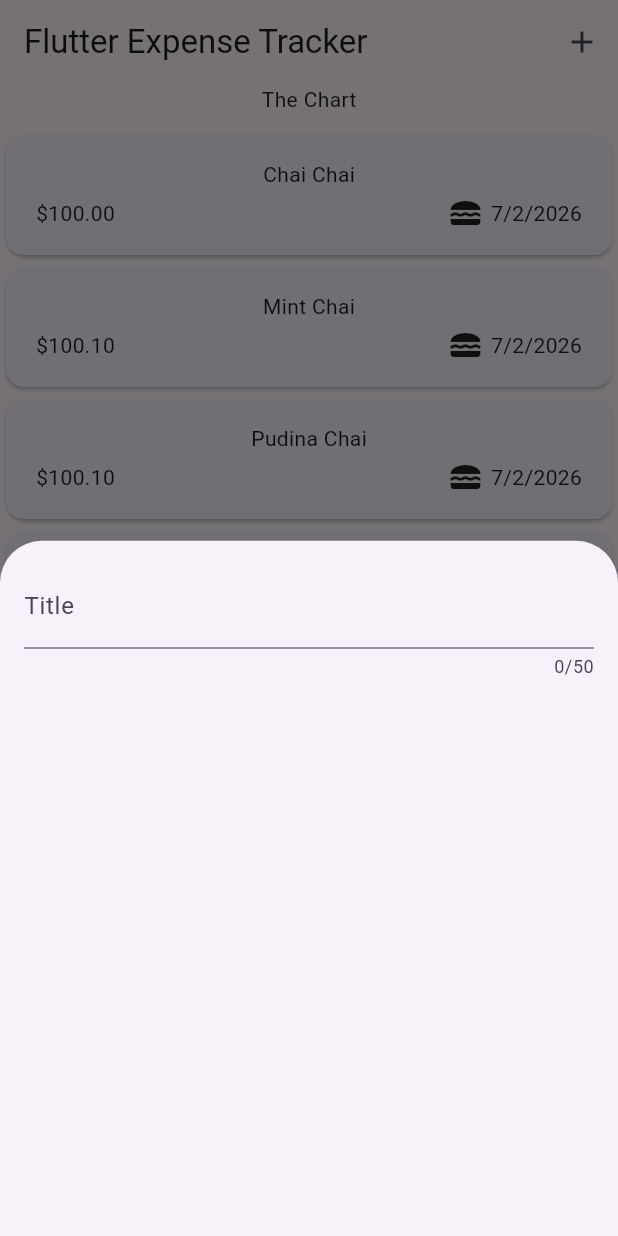
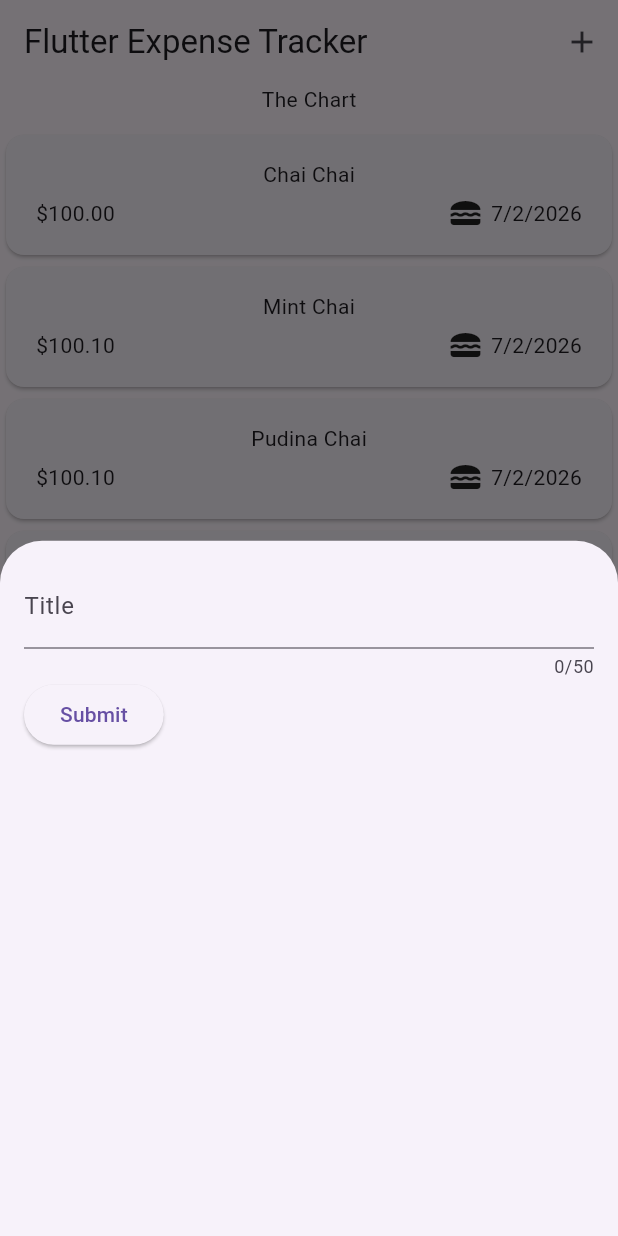
Before and after one commit to DeepSarkar1221/flutter_section5, a Flutter app: the screen it shows after launch, after a tap on the "add" icon, on a phone screen of 412 x 824 dp. Run offline on Flutter 3.47's test engine with Material 3 defaults, Android fonts, the phone set to English and light mode, and no system bars.

Commit message:
add a submit button

```diff
--- a/lib/new_expense.dart
+++ b/lib/new_expense.dart
@@ -1,33 +1,40 @@
-
-
 import 'package:flutter/material.dart';
 
-class NewExpense extends StatefulWidget{
+class NewExpense extends StatefulWidget {
   const NewExpense({super.key});
 
   @override
   State<NewExpense> createState() {
     return _NewExpensesState();
   }
-
-
 }
 
-class _NewExpensesState extends State<NewExpense>{
+class _NewExpensesState extends State<NewExpense> {
+  var _enteredTitle = '';
+  void _newInputText(String input) {
+    _enteredTitle = input;
+  }
+
   @override
   Widget build(BuildContext context) {
-    return Padding(padding: const EdgeInsets.all(16),
-      child: Column(children: [
+    return Padding(
+      padding: const EdgeInsets.all(16),
+      child: Column(
+        children: [
           TextField(
+            onChanged: _newInputText,
             maxLength: 50,
             decoration: InputDecoration(label: Text("Title")),
-        )
-      ],),
-
-
+          ),
+          Row(
+            children: [
+              ElevatedButton(onPressed:(){
+                print(_enteredTitle);
+              } , child: Text("Submit")),
+            ],
+          ),
+        ],
+      ),
     );
-
-
   }
-
 }
```
Lines whose indentation alone changed are shown as unchanged.
